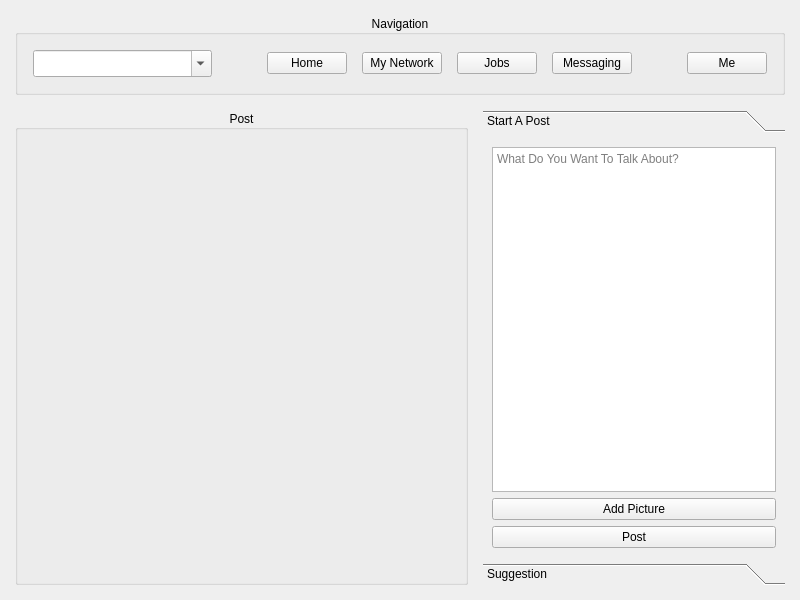
This is Forms/home.ui in Sobrah/Linkedin as Qt 5 draws it before an edit. The edited form follows.
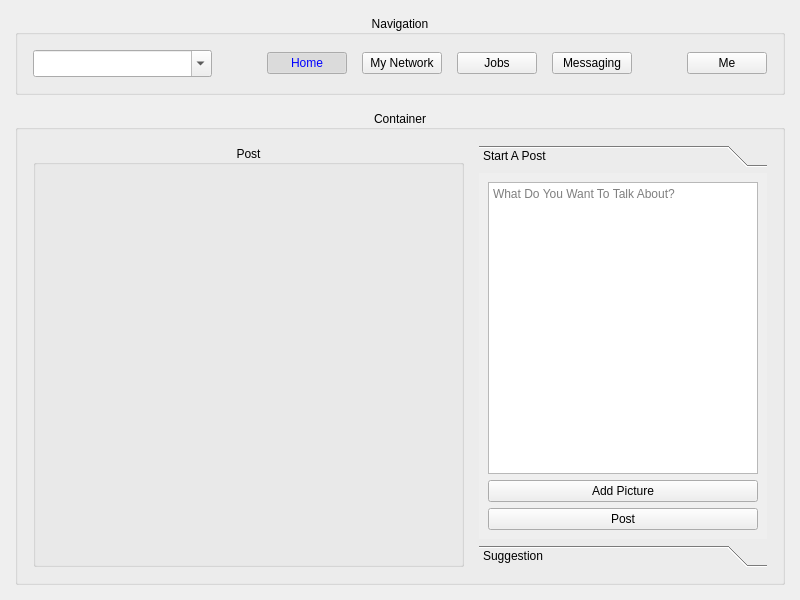
This is the edited form.

What changed in the file:
```diff
--- a/Forms/home.ui
+++ b/Forms/home.ui
@@ -10,25 +10,16 @@
     <height>600</height>
    </rect>
   </property>
-  <property name="minimumSize">
-   <size>
-    <width>800</width>
-    <height>600</height>
-   </size>
-  </property>
-  <property name="maximumSize">
-   <size>
-    <width>880</width>
-    <height>660</height>
-   </size>
-  </property>
   <property name="windowTitle">
    <string>Form</string>
   </property>
   <property name="styleSheet">
-   <string notr="true"/>
+   <string notr="true">#navigationGroup QPushButton:checked {
+	color: blue;
+}
+</string>
   </property>
-  <layout class="QGridLayout" name="gridLayout" rowstretch="0,1" columnstretch="3,2">
+  <layout class="QGridLayout" name="gridLayout">
    <property name="leftMargin">
     <number>15</number>
    </property>
@@ -101,6 +92,18 @@
         <property name="text">
          <string>Home</string>
         </property>
+        <property name="checkable">
+         <bool>true</bool>
+        </property>
+        <property name="checked">
+         <bool>true</bool>
+        </property>
+        <property name="autoExclusive">
+         <bool>true</bool>
+        </property>
+        <property name="default">
+         <bool>false</bool>
+        </property>
        </widget>
       </item>
       <item>
@@ -147,7 +150,31 @@
      </layout>
     </widget>
    </item>
-   <item row="1" column="0">
+   <item row="1" column="0" colspan="2">
+    <widget class="QGroupBox" name="containerGroup">
+     <property name="title">
+      <string>Container</string>
+     </property>
+     <property name="alignment">
+      <set>Qt::AlignCenter</set>
+     </property>
+     <layout class="QHBoxLayout" stretch="3,2">
+      <property name="spacing">
+       <number>15</number>
+      </property>
+      <property name="leftMargin">
+       <number>15</number>
+      </property>
+      <property name="topMargin">
+       <number>15</number>
+      </property>
+      <property name="rightMargin">
+       <number>15</number>
+      </property>
+      <property name="bottomMargin">
+       <number>15</number>
+      </property>
+      <item>
     <widget class="QGroupBox" name="postGroup">
      <property name="title">
       <string>Post</string>
@@ -157,7 +184,7 @@
      </property>
     </widget>
    </item>
-   <item row="1" column="1">
+      <item>
     <widget class="QToolBox" name="sideTool">
      <property name="currentIndex">
       <number>0</number>
@@ -167,8 +194,8 @@
        <rect>
         <x>0</x>
         <y>0</y>
-        <width>302</width>
-        <height>420</height>
+           <width>289</width>
+           <height>372</height>
        </rect>
       </property>
       <attribute name="label">
@@ -211,6 +238,9 @@
        <string>Suggestion</string>
       </attribute>
      </widget>
+       </widget>
+      </item>
+     </layout>
     </widget>
    </item>
   </layout>
```
Left out of the diff: 28 changed lines with no effect on the pictures. Lines whose indentation alone changed are shown as unchanged.
